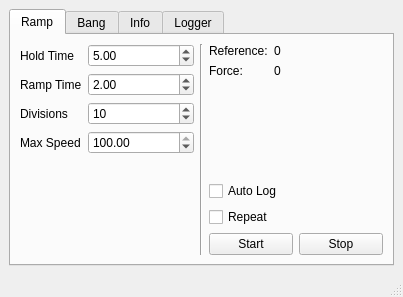
This is MotorCalibrate/forms/mainwindow.ui in uf-mil-archive/sub-2012 as Qt 5 draws it before an edit. The edited form follows.
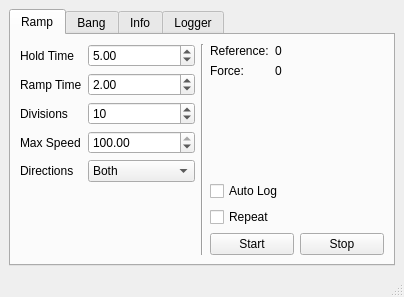
This is the edited form.

Commit message: Added the ability to control which direction the ramper uses, made the ramp complete callback fire before the slow stop.

```diff
--- a/MotorCalibrate/forms/mainwindow.ui
+++ b/MotorCalibrate/forms/mainwindow.ui
@@ -6,7 +6,7 @@
    <rect>
     <x>0</x>
     <y>0</y>
-    <width>403</width>
+    <width>404</width>
     <height>297</height>
    </rect>
   </property>
@@ -116,7 +116,7 @@
             </property>
            </widget>
           </item>
-          <item row="4" column="1">
+          <item row="5" column="1">
            <spacer name="verticalSpacer_2">
             <property name="orientation">
              <enum>Qt::Vertical</enum>
@@ -129,6 +129,32 @@
             </property>
            </spacer>
           </item>
+          <item row="4" column="1">
+           <widget class="QComboBox" name="directionsComboBox">
+            <item>
+             <property name="text">
+              <string>Both</string>
+             </property>
+            </item>
+            <item>
+             <property name="text">
+              <string>Forward</string>
+             </property>
+            </item>
+            <item>
+             <property name="text">
+              <string>Reverse</string>
+             </property>
+            </item>
+           </widget>
+          </item>
+          <item row="4" column="0">
+           <widget class="QLabel" name="label_10">
+            <property name="text">
+             <string>Directions</string>
+            </property>
+           </widget>
+          </item>
          </layout>
         </item>
         <item>
```
The commit also changes 3 other files.
